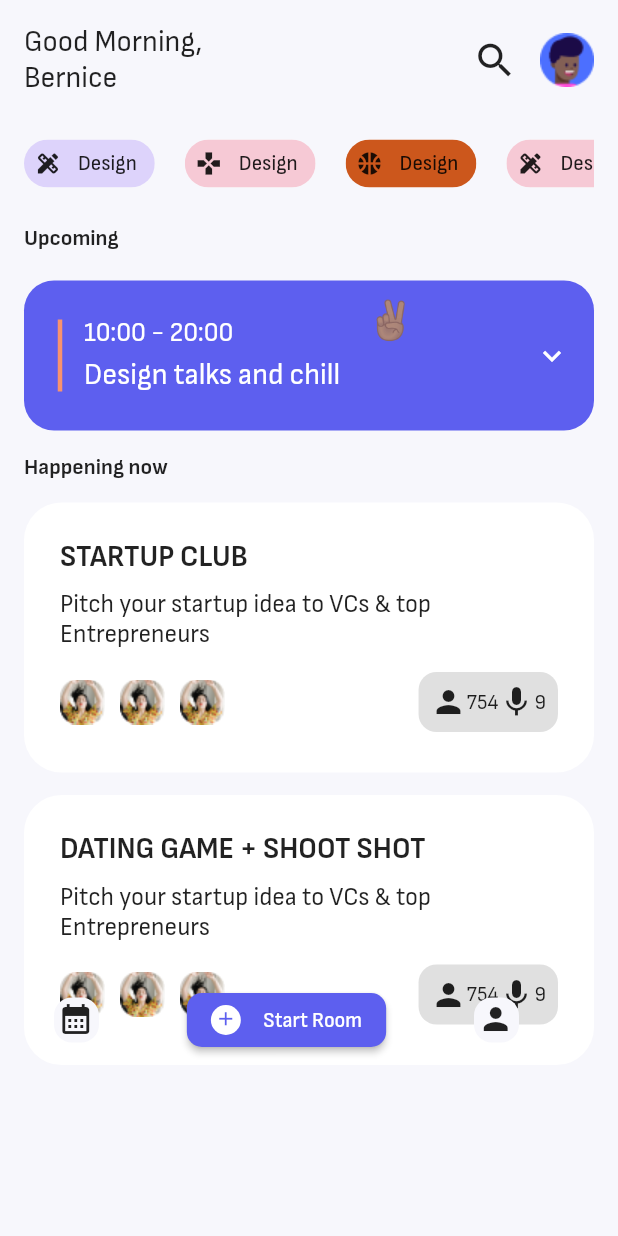
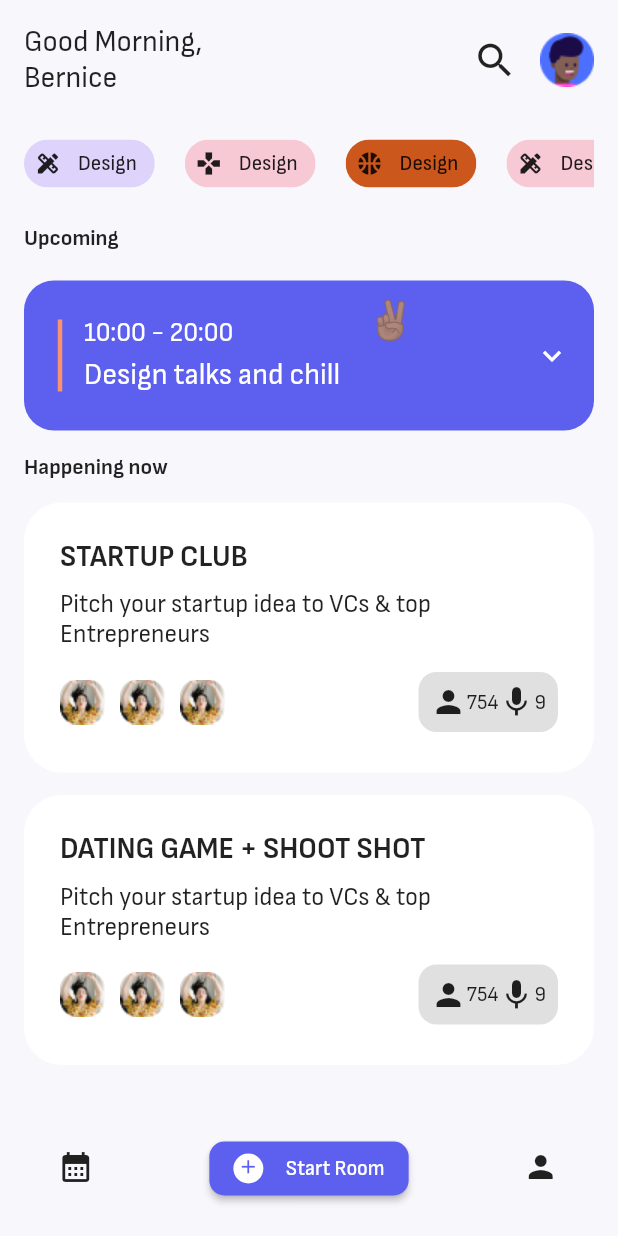
Before and after one commit to eeTiboah/clubhouse_exploration, a Flutter app: the screen it shows after launch, on a phone screen of 412 x 824 dp. Run offline on Flutter 3.47's test engine with Material 2 defaults, Android fonts, the phone set to English and light mode, and no system bars; project files that could hold a hidden picture were left out.

Commit message:
edit bottomNavigationBar

```diff
--- a/lib/screens/home.dart
+++ b/lib/screens/home.dart
@@ -16,9 +16,7 @@ class Home extends StatelessWidget {
   @override
   Widget build(BuildContext context) {
     return Scaffold(
-      body: Stack(
-        children: [
-          ListView(
+      body: ListView(
         shrinkWrap: true,
         children: [
           Padding(
@@ -65,8 +63,7 @@ class Home extends StatelessWidget {
                 ),
                 const Text(
                   'Upcoming',
-                      style: TextStyle(
-                          fontWeight: FontWeight.bold, fontSize: 15.0),
+                  style: TextStyle(fontWeight: FontWeight.bold, fontSize: 15.0),
                 ),
                 const SizedBox(
                   height: 20.0,
@@ -145,8 +142,7 @@ class Home extends StatelessWidget {
                 ),
                 const Text(
                   'Happening now',
-                      style: TextStyle(
-                          fontWeight: FontWeight.bold, fontSize: 15.0),
+                  style: TextStyle(fontWeight: FontWeight.bold, fontSize: 15.0),
                 ),
                 const SizedBox(
                   height: 15.0,
@@ -183,24 +179,15 @@ class Home extends StatelessWidget {
           ),
         ],
       ),
-          Positioned(
-              bottom: 1.0,
-              child: Padding(
-                padding: const EdgeInsets.all(16.0),
-                child: Align(
-                  // alignment: const Alignment(0.0, 1.0),
-                  child: SizedBox(
-                    width: 350.0,
-                    // height: 95.0,
+      bottomNavigationBar: Padding(
+        padding: EdgeInsets.all(16.0),
         child: ClipRRect(
             borderRadius: BorderRadius.circular(90.0),
             child: Container(
               child: Padding(
-                            padding:
-                                const EdgeInsets.fromLTRB(20.0, 5.0, 20.0, 5.0),
+                padding: const EdgeInsets.fromLTRB(20.0, 5.0, 20.0, 5.0),
                 child: Row(
-                                mainAxisAlignment:
-                                    MainAxisAlignment.spaceBetween,
+                    mainAxisAlignment: MainAxisAlignment.spaceBetween,
                     children: [
                       bottomNavigationIcon(Icons.calendar_month),
                       bottomNavigationButton(Icons.add, () {}),
@@ -208,10 +195,6 @@ class Home extends StatelessWidget {
                     ]),
               ),
             )),
-                  ),
-                ),
-              )),
-        ],
       ),
     );
   }
```
Lines whose indentation alone changed are shown as unchanged.
